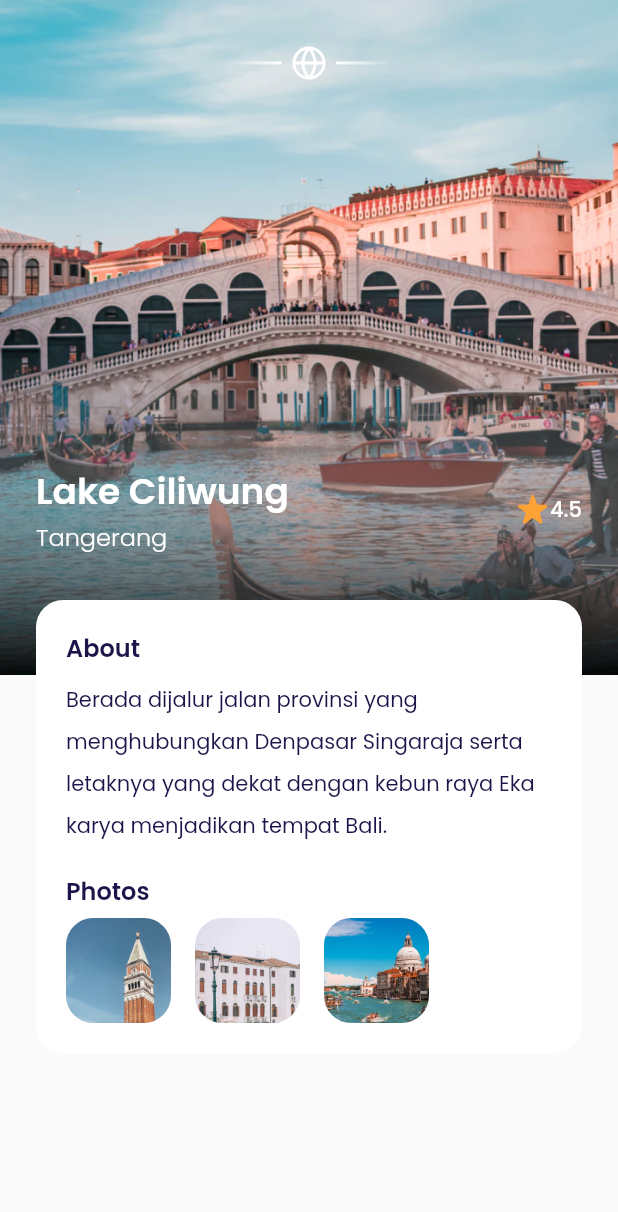
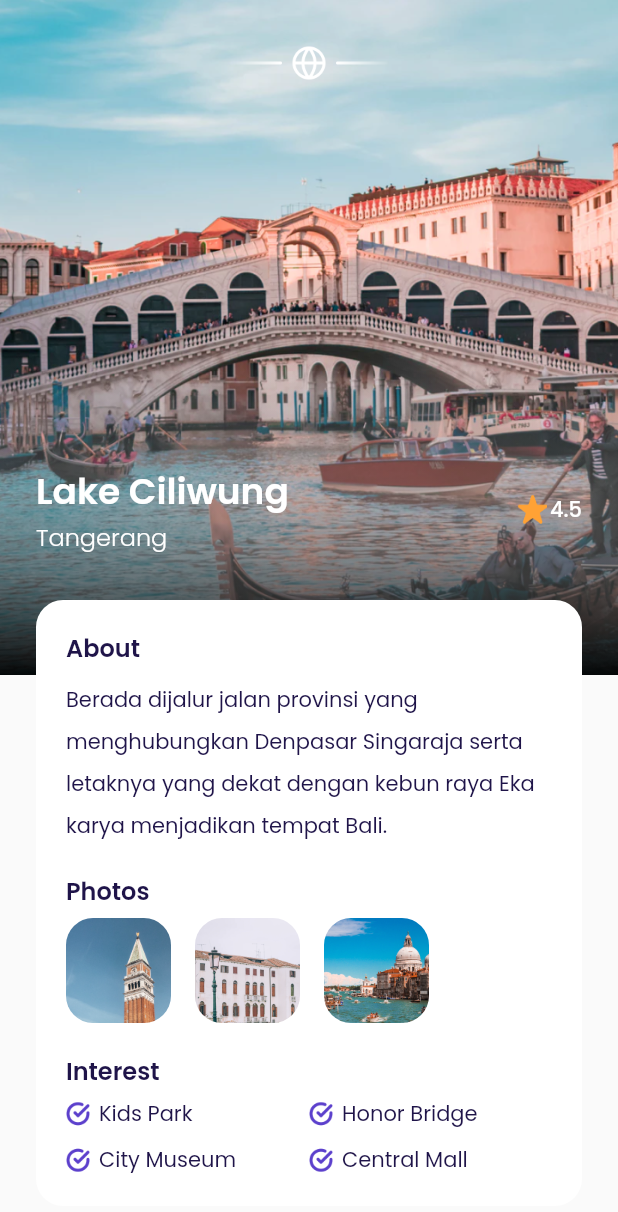
Before and after one commit to parhanhambali/airplane_flutter, a Flutter app: the DetailPage screen opened directly, on a phone screen of 412 x 824 dp. Shown: the top 1212 px of the screen. Run offline on Flutter 3.47's test engine with Material 2 defaults, Android fonts, the phone set to English and light mode, and no system bars; our stand-ins replace google_fonts.

Commit message:
add file widget interest_item and update detail_page for interest

```diff
--- a/lib/ui/pages/detail_page.dart
+++ b/lib/ui/pages/detail_page.dart
@@ -1,5 +1,6 @@
 import 'package:flutter/material.dart';
 import '../../shared/theme.dart';
+import '../widgets/interest_item.dart';
 import '../widgets/photo_item.dart';
 
 class DetailPage extends StatelessWidget {
@@ -175,7 +176,44 @@ class DetailPage extends StatelessWidget {
                         imageUrl: 'assets/image_photo3.png',
                       ),
                     ],
-                  )
+                  ),
+                  // Note : Interest
+                  SizedBox(
+                    height: 20,
+                  ),
+                  Text(
+                    'Interest',
+                    style: blackTextStyle.copyWith(
+                      fontSize: 16,
+                      fontWeight: semiBold,
+                    ),
+                  ),
+                  SizedBox(
+                    height: 6,
+                  ),
+                  Row(
+                    children: [
+                      InterestItem(
+                        text: 'Kids Park',
+                      ),
+                      InterestItem(
+                        text: 'Honor Bridge'
+                      ),
+                    ],
+                  ),
+                  SizedBox(
+                    height: 10,
+                  ),
+                  Row(
+                    children: [
+                      InterestItem(
+                        text: 'City Museum',
+                      ),
+                      InterestItem(
+                        text: 'Central Mall'
+                      ),
+                    ],
+                  ),
                 ],
               ),
             ),
@@ -186,12 +224,14 @@ class DetailPage extends StatelessWidget {
 
     return Scaffold(
       backgroundColor: kBackgroundColor,
-      body: Stack(
-        children: [
-          backgroundImage(),
-          customShadow(),
-          content(),
-        ],
+      body: SingleChildScrollView(
+        child: Stack(
+          children: [
+            backgroundImage(),
+            customShadow(),
+            content(),
+          ],
+        ),
       ),
     );
   }
--- /dev/null
+++ b/lib/ui/widgets/interest_item.dart
@@ -0,0 +1,39 @@
+import 'package:flutter/material.dart';
+import '../../shared/theme.dart';
+
+class InterestItem extends StatelessWidget {
+
+  final String text;
+
+  const InterestItem({
+    Key? key,
+    required this.text,
+    }) : super(key: key);
+
+  @override
+  Widget build(BuildContext context) {
+    return Expanded(
+      child: Row(
+        children: [
+          Container(
+            width: 16,
+            height: 16,
+            margin: EdgeInsets.only(right: 6),
+            decoration: BoxDecoration(
+              image: DecorationImage(
+                fit: BoxFit.cover,
+                image: AssetImage(
+                  'assets/icon_check.png',
+                ),
+              ),
+            ),
+          ),
+          Text(
+            text,
+            style: blackTextStyle,
+          ),
+        ],
+      ),
+    );
+  }
+}
```
